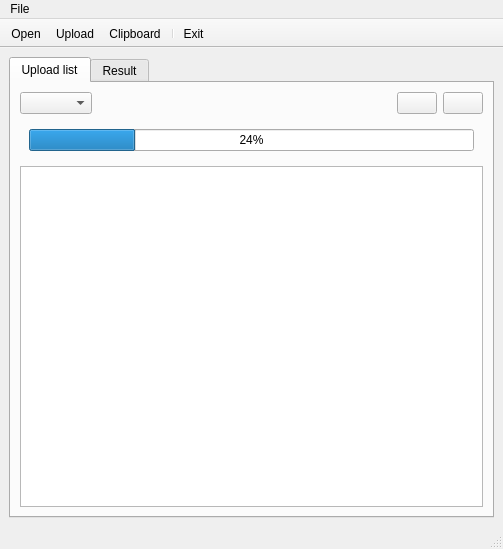
This is quimge/ui/main.ui in Apkawa/quimge as Qt 5 draws it before an edit. The edited form follows.
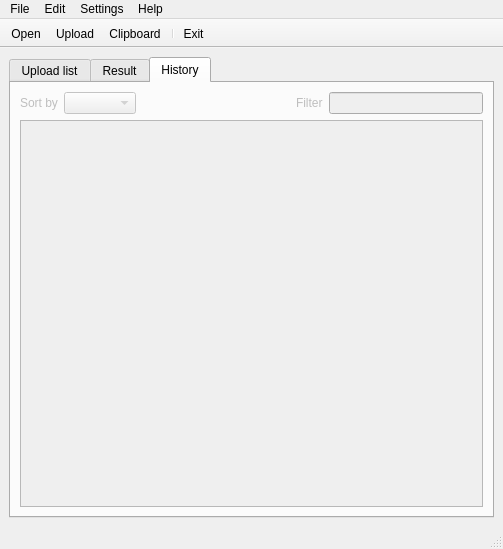
This is the edited form. The open tabs and pages were chosen to show the change. Icons and pictures are not drawn.

Commit message: add about dialog, sketch menu and tab

What changed in the file:
```diff
--- a/quimge/ui/main.ui
+++ b/quimge/ui/main.ui
@@ -243,6 +243,59 @@
         </item>
        </layout>
       </widget>
+      <widget class="QWidget" name="HistoryTab">
+       <property name="enabled">
+        <bool>false</bool>
+       </property>
+       <property name="autoFillBackground">
+        <bool>false</bool>
+       </property>
+       <attribute name="title">
+        <string>History</string>
+       </attribute>
+       <layout class="QVBoxLayout" name="verticalLayout">
+        <item>
+         <layout class="QHBoxLayout" name="horizontalLayout_5">
+          <item>
+           <widget class="QLabel" name="label_2">
+            <property name="text">
+             <string>Sort by</string>
+            </property>
+           </widget>
+          </item>
+          <item>
+           <widget class="QComboBox" name="comboBox"/>
+          </item>
+          <item>
+           <spacer name="horizontalSpacer_3">
+            <property name="orientation">
+             <enum>Qt::Horizontal</enum>
+            </property>
+            <property name="sizeHint" stdset="0">
+             <size>
+              <width>40</width>
+              <height>20</height>
+             </size>
+            </property>
+           </spacer>
+          </item>
+          <item>
+           <widget class="QLabel" name="label">
+            <property name="text">
+             <string>Filter</string>
+            </property>
+           </widget>
+          </item>
+          <item>
+           <widget class="QLineEdit" name="lineEdit"/>
+          </item>
+         </layout>
+        </item>
+        <item>
+         <widget class="QListWidget" name="listWidget"/>
+        </item>
+       </layout>
+      </widget>
      </widget>
     </item>
    </layout>
@@ -288,7 +341,29 @@
     <addaction name="separator"/>
     <addaction name="actionExit_2"/>
    </widget>
+   <widget class="QMenu" name="menuEdit">
+    <property name="title">
+     <string>Edit</string>
+    </property>
+    <addaction name="actionUpload_2"/>
+    <addaction name="actionUpload_selected"/>
+   </widget>
+   <widget class="QMenu" name="menuSettings">
+    <property name="title">
+     <string>Settings</string>
+    </property>
+    <addaction name="actionPreferences"/>
+   </widget>
+   <widget class="QMenu" name="menuHelp">
+    <property name="title">
+     <string>Help</string>
+    </property>
+    <addaction name="actionAbout"/>
+   </widget>
    <addaction name="menuFile"/>
+   <addaction name="menuEdit"/>
+   <addaction name="menuSettings"/>
+   <addaction name="menuHelp"/>
   </widget>
   <action name="action_Open">
    <property name="checkable">
```
Left out of the diff: 48 changed lines with no effect on the pictures. The commit also changes 2 other files.
